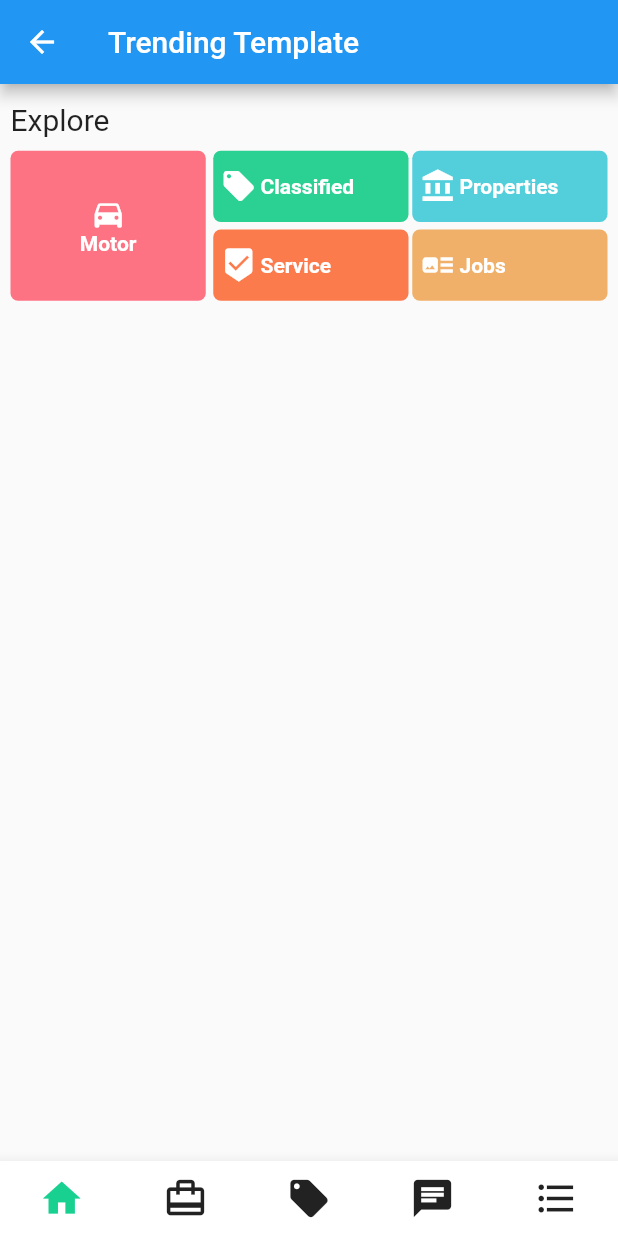
After one commit to adaptive-beaver/Flutter-demo, a Flutter app: the Trending screen opened by its route, on a phone screen of 412 x 824 dp. The commit adds this screen. Run offline on Flutter 3.47's test engine with Material 2 defaults, Android fonts, the phone set to English and light mode, and no system bars.

Commit message:
chore: add Trending template

```diff
--- a/lib/configs/routes.dart
+++ b/lib/configs/routes.dart
@@ -1,10 +1,12 @@
 import 'package:playground_flutter/home.dart';
 import 'package:playground_flutter/pages/navigation-bars/3d_bottom_navigation_bar.dart';
 import 'package:playground_flutter/pages/navigation-bars/bottom_with_float_button.dart';
+import 'package:playground_flutter/pages/templates/trending.dart';
 
 var routes = {
   '/': (context) => MyHomePage(),
   '/BottomBarWithFloatButton': (context) => BottomBarWithFloatButton(),
   '/ThreeDimenssionBottomNavigationBar': (context) =>
-      new ThreeDimenssionBottomNavigationBar()
+      new ThreeDimenssionBottomNavigationBar(),
+  '/Trending': (context) => new Trending()
 };
--- a/lib/data/sidemenu.dart
+++ b/lib/data/sidemenu.dart
@@ -12,5 +12,6 @@ List<MenuModel> menu = [
   new MenuModel(
       'BottomTBar with FloatButton', Icons.menu, '/BottomBarWithFloatButton'),
   new MenuModel('3D BottomNavigationBar', Icons.bubble_chart,
-      '/ThreeDimenssionBottomNavigationBar')
+      '/ThreeDimenssionBottomNavigationBar'),
+  new MenuModel('Trending template', Icons.important_devices, '/Trending')
 ];
--- /dev/null
+++ b/lib/pages/templates/trending.dart
@@ -0,0 +1,230 @@
+import 'package:flutter/material.dart';
+
+class Trending extends StatelessWidget {
+  @override
+  Widget build(BuildContext context) {
+    return Scaffold(
+      appBar: AppBar(
+        title: Text('Trending Template'),
+      ),
+      body: Column(
+        children: <Widget>[
+          Padding(
+            padding:
+                EdgeInsets.only(top: 12.0, bottom: 2.5, left: 7.0, right: 7.0),
+            child: Container(
+              alignment: Alignment.centerLeft,
+              child: Text(
+                'Explore',
+                style: TextStyle(fontSize: 20.0),
+              ),
+            ),
+          ),
+          Padding(
+            padding: const EdgeInsets.all(7.0),
+            child: Container(
+              height: 100.0,
+              child: Row(
+                children: <Widget>[
+                  Expanded(
+                    child: Padding(
+                      padding: const EdgeInsets.only(right: 2.5),
+                      child: Container(
+                        decoration: BoxDecoration(
+                          color: Color(0xFFFD7384),
+                          borderRadius: BorderRadius.circular(5.0),
+                        ),
+                        child: Column(
+                          mainAxisAlignment: MainAxisAlignment.center,
+                          children: <Widget>[
+                            Icon(
+                              Icons.directions_car,
+                              color: Colors.white,
+                            ),
+                            Text(
+                              'Motor',
+                              style: TextStyle(
+                                  color: Colors.white,
+                                  fontWeight: FontWeight.bold),
+                            )
+                          ],
+                        ),
+                      ),
+                    ),
+                  ),
+                  Expanded(
+                    child: Padding(
+                      padding: const EdgeInsets.only(left: 2.5),
+                      child: Column(
+                        children: <Widget>[
+                          Expanded(
+                            child: Padding(
+                              padding: const EdgeInsets.only(bottom: 2.5),
+                              child: Container(
+                                decoration: BoxDecoration(
+                                  color: Color(0XFF2BD093),
+                                  borderRadius: BorderRadius.circular(5.0),
+                                ),
+                                child: Row(
+                                  crossAxisAlignment: CrossAxisAlignment.center,
+                                  mainAxisAlignment: MainAxisAlignment.start,
+                                  children: <Widget>[
+                                    Padding(
+                                      padding: const EdgeInsets.only(
+                                          left: 5.0, right: 2.5),
+                                      child: Icon(
+                                        Icons.local_offer,
+                                        color: Colors.white,
+                                      ),
+                                    ),
+                                    Text(
+                                      'Classified',
+                                      style: TextStyle(
+                                          color: Colors.white,
+                                          fontWeight: FontWeight.bold),
+                                    ),
+                                  ],
+                                ),
+                              ),
+                            ),
+                          ),
+                          Expanded(
+                            child: Padding(
+                              padding: const EdgeInsets.only(top: 2.5),
+                              child: Container(
+                                decoration: BoxDecoration(
+                                  color: Color(0XFFFC7B4D),
+                                  borderRadius: BorderRadius.circular(5.0),
+                                ),
+                                child: Row(
+                                  crossAxisAlignment: CrossAxisAlignment.center,
+                                  mainAxisAlignment: MainAxisAlignment.start,
+                                  children: <Widget>[
+                                    Padding(
+                                      padding: const EdgeInsets.only(
+                                          left: 5.0, right: 2.5),
+                                      child: Icon(
+                                        Icons.beenhere,
+                                        color: Colors.white,
+                                      ),
+                                    ),
+                                    Text(
+                                      'Service',
+                                      style: TextStyle(
+                                          color: Colors.white,
+                                          fontWeight: FontWeight.bold),
+                                    ),
+                                  ],
+                                ),
+                              ),
+                            ),
+                          ),
+                        ],
+                      ),
+                    ),
+                  ),
+                  Expanded(
+                    child: Padding(
+                      padding: const EdgeInsets.only(left: 2.5),
+                      child: Column(
+                        children: <Widget>[
+                          Expanded(
+                            child: Padding(
+                              padding: const EdgeInsets.only(bottom: 2.5),
+                              child: Container(
+                                decoration: BoxDecoration(
+                                  color: Color(0XFF53CEDB),
+                                  borderRadius: BorderRadius.circular(5.0),
+                                ),
+                                child: Row(
+                                  crossAxisAlignment: CrossAxisAlignment.center,
+                                  mainAxisAlignment: MainAxisAlignment.start,
+                                  children: <Widget>[
+                                    Padding(
+                                      padding: const EdgeInsets.only(
+                                          left: 5.0, right: 2.5),
+                                      child: Icon(
+                                        Icons.account_balance,
+                                        color: Colors.white,
+                                      ),
+                                    ),
+                                    Text(
+                                      'Properties',
+                                      style: TextStyle(
+                                          color: Colors.white,
+                                          fontWeight: FontWeight.bold),
+                                    ),
+                                  ],
+                                ),
+                              ),
+                            ),
+                          ),
+                          Expanded(
+                            child: Padding(
+                              padding: const EdgeInsets.only(top: 2.5),
+                              child: Container(
+                                decoration: BoxDecoration(
+                                  color: Color(0XFFF1B069),
+                                  borderRadius: BorderRadius.circular(5.0),
+                                ),
+                                child: Row(
+                                  crossAxisAlignment: CrossAxisAlignment.center,
+                                  mainAxisAlignment: MainAxisAlignment.start,
+                                  children: <Widget>[
+                                    Padding(
+                                      padding: const EdgeInsets.only(
+                                          left: 5.0, right: 2.5),
+                                      child: Icon(
+                                        Icons.art_track,
+                                        color: Colors.white,
+                                      ),
+                                    ),
+                                    Text(
+                                      'Jobs',
+                                      style: TextStyle(
+                                          color: Colors.white,
+                                          fontWeight: FontWeight.bold),
+                                    ),
+                                  ],
+                                ),
+                              ),
+                            ),
+                          ),
+                        ],
+                      ),
+                    ),
+                  ),
+                ],
+              ),
+            ),
+          ),
+          Expanded(
+            child: Container(),
+          )
+        ],
+      ),
+      bottomNavigationBar: new BottomAppBar(
+        child: new Container(
+          height: 50.0,
+          color: Colors.white,
+          child: new Row(
+            mainAxisAlignment: MainAxisAlignment.spaceAround,
+            mainAxisSize: MainAxisSize.max,
+            crossAxisAlignment: CrossAxisAlignment.center,
+            children: <Widget>[
+              new Icon(
+                Icons.home,
+                size: 30.0,
+                color: Color(0xFF18D191),
+              ),
+              new Icon(Icons.card_travel, size: 30.0),
+              new Icon(Icons.local_offer, size: 30.0),
+              new Icon(Icons.chat, size: 30.0),
+              new Icon(Icons.format_list_bulleted, size: 30.0),
+            ],
+          ),
+        ),
+      ),
+    );
+  }
+}
```
